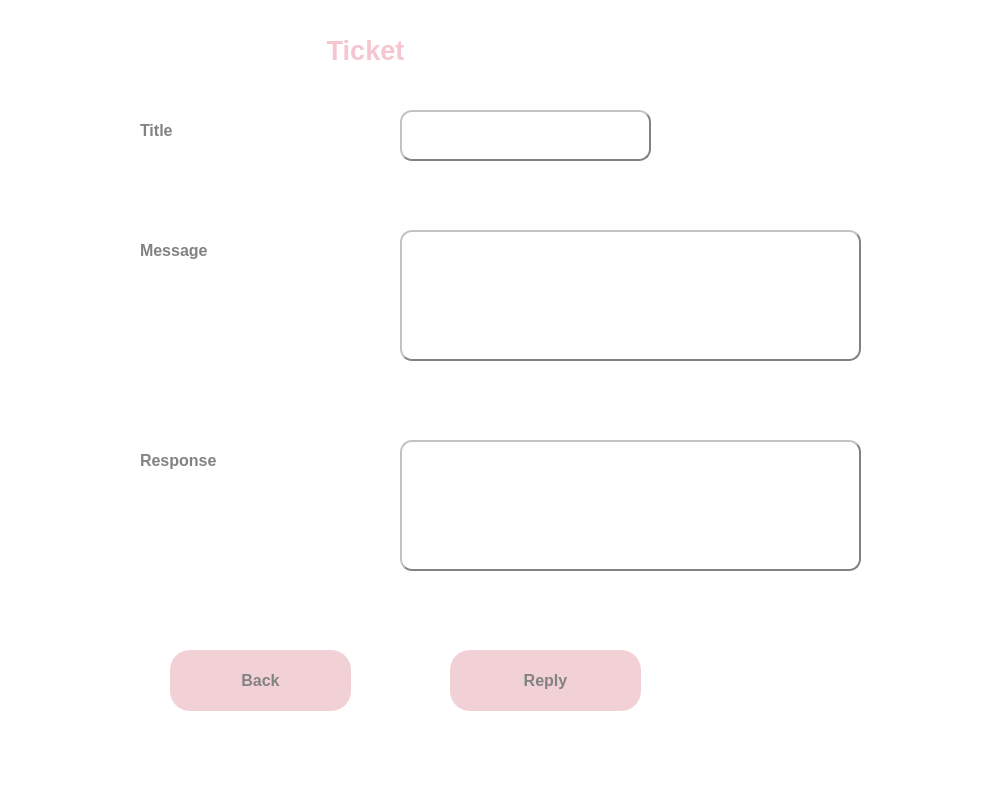
Above: ui/response_ticket.ui from vidagharavian/cloud_service before the change. Below: the same form after it.
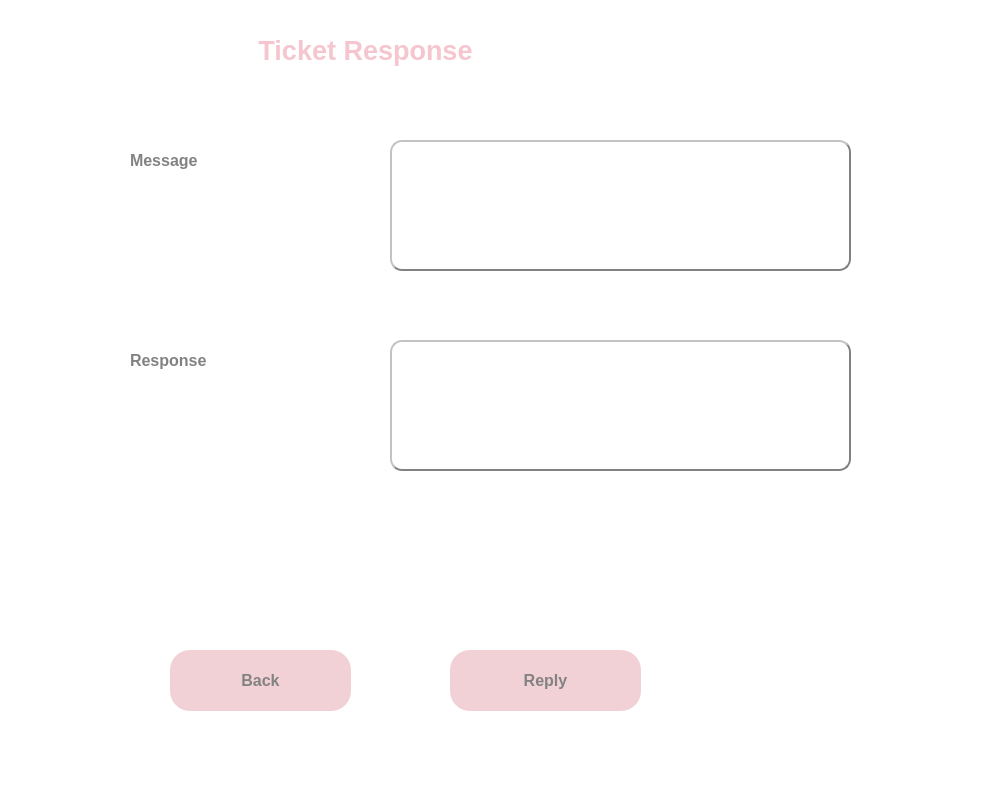
That is the form after the change.

Patch:
```diff
--- a/ui/response_ticket.ui
+++ b/ui/response_ticket.ui
@@ -34,40 +34,17 @@
      </font>
     </property>
     <property name="text">
-     <string>&lt;html&gt;&lt;head/&gt;&lt;body&gt;&lt;p&gt;&lt;span style=&quot; color:#f5c6cf;&quot;&gt;Ticket&lt;/span&gt;&lt;/p&gt;&lt;/body&gt;&lt;/html&gt;</string>
+     <string>&lt;html&gt;&lt;head/&gt;&lt;body&gt;&lt;p&gt;&lt;span style=&quot; color:#f5c6cf;&quot;&gt;Ticket Response&lt;/span&gt;&lt;/p&gt;&lt;/body&gt;&lt;/html&gt;</string>
     </property>
     <property name="alignment">
      <set>Qt::AlignCenter</set>
     </property>
    </widget>
-   <widget class="QLabel" name="label_6">
-    <property name="geometry">
-     <rect>
-      <x>140</x>
-      <y>110</y>
-      <width>221</width>
-      <height>41</height>
-     </rect>
-    </property>
-    <property name="font">
-     <font>
-      <pointsize>12</pointsize>
-      <weight>75</weight>
-      <bold>true</bold>
-     </font>
-    </property>
-    <property name="styleSheet">
-     <string notr="true">color: rgb(130, 130, 130);</string>
-    </property>
-    <property name="text">
-     <string>Title</string>
-    </property>
-   </widget>
    <widget class="QLabel" name="label_7">
     <property name="geometry">
      <rect>
-      <x>140</x>
-      <y>230</y>
+      <x>130</x>
+      <y>140</y>
       <width>221</width>
       <height>41</height>
      </rect>
@@ -159,8 +136,8 @@
    <widget class="QTextEdit" name="response">
     <property name="geometry">
      <rect>
-      <x>400</x>
-      <y>440</y>
+      <x>390</x>
+      <y>340</y>
       <width>461</width>
       <height>131</height>
      </rect>
@@ -175,8 +152,8 @@
    <widget class="QLabel" name="label_8">
     <property name="geometry">
      <rect>
-      <x>140</x>
-      <y>440</y>
+      <x>130</x>
+      <y>340</y>
       <width>221</width>
       <height>41</height>
      </rect>
@@ -198,8 +175,8 @@
    <widget class="QTextBrowser" name="message">
     <property name="geometry">
      <rect>
-      <x>400</x>
-      <y>230</y>
+      <x>390</x>
+      <y>140</y>
       <width>461</width>
       <height>131</height>
      </rect>
@@ -211,23 +188,6 @@
 border-color: rgb(130, 130, 130);</string>
     </property>
    </widget>
-   <widget class="QTextBrowser" name="title">
-    <property name="geometry">
-     <rect>
-      <x>400</x>
-      <y>110</y>
-      <width>251</width>
-      <height>51</height>
-     </rect>
-    </property>
-    <property name="styleSheet">
-     <string notr="true">background-color: rgb(255, 255, 255);
-border-radius: 12px;
-border:2px outset;
-border-color: rgb(130, 130, 130);
-</string>
-    </property>
-   </widget>
   </widget>
   <widget class="QMenuBar" name="menubar">
    <property name="geometry">
```
